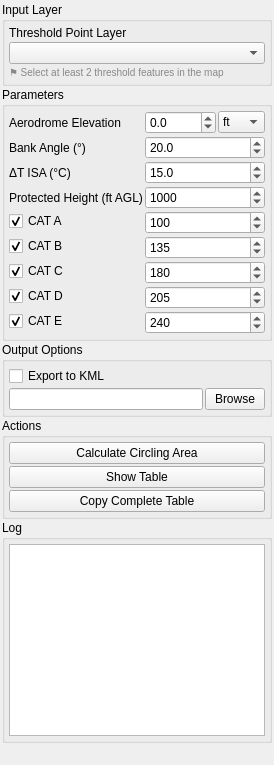
First picture: the form in Q_Pansopy/ui/utilities/qpansopy_circling_dockwidget.ui, repository FLYGHT7/qpansopy, before the edit.
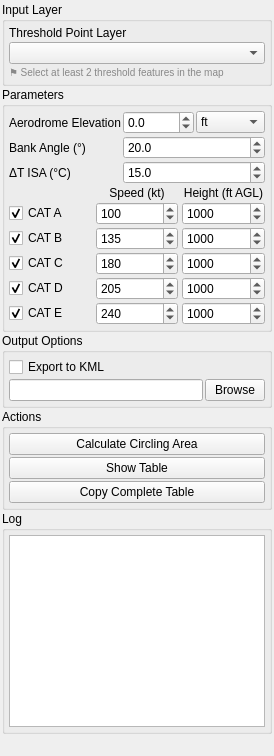
Second picture: the form after the edit. Custom widgets are drawn as their Qt base class.

Commit message:
feat: Enable independent configuration of circling protected height per aircraft category
- Introduced per-category protected height configuration in the circling dock widget.
- Updated UI to include separate height input fields for each category (A-E).
- Modified calculation logic to utilize category-specific heights in circling calculations.
- Enhanced the complete results table to reflect the new height configurations.
- Added tests to ensure correct behavior of category height handling and legacy fallback.

The edit to the form file:
```diff
--- a/Q_Pansopy/ui/utilities/qpansopy_circling_dockwidget.ui
+++ b/Q_Pansopy/ui/utilities/qpansopy_circling_dockwidget.ui
@@ -181,30 +181,35 @@
          </property>
         </widget>
        </item>
-       <item row="3" column="0">
-        <widget class="QLabel" name="protHeightLabel">
+       <item row="3" column="0" colspan="2">
+        <layout class="QGridLayout" name="categoryGridLayout">
+         <property name="horizontalSpacing">
+          <number>4</number>
+         </property>
+         <property name="verticalSpacing">
+          <number>2</number>
+         </property>
+         <item row="0" column="1">
+          <widget class="QLabel" name="iasHeaderLabel">
          <property name="text">
-          <string>Protected Height (ft AGL)</string>
-         </property>
-        </widget>
-       </item>
-       <item row="3" column="1">
-        <widget class="QDoubleSpinBox" name="protHeightSpinBox">
-         <property name="minimum">
-          <double>0.000000000000000</double>
-         </property>
-         <property name="maximum">
-          <double>5000.000000000000000</double>
-         </property>
-         <property name="decimals">
-          <number>0</number>
-         </property>
-         <property name="value">
-          <double>1000.000000000000000</double>
-         </property>
-        </widget>
-       </item>
-       <item row="4" column="0">
+            <string>Speed (kt)</string>
+           </property>
+           <property name="alignment">
+            <set>Qt::AlignCenter</set>
+           </property>
+          </widget>
+         </item>
+         <item row="0" column="2">
+          <widget class="QLabel" name="heightHeaderLabel">
+           <property name="text">
+            <string>Height (ft AGL)</string>
+           </property>
+           <property name="alignment">
+            <set>Qt::AlignCenter</set>
+           </property>
+          </widget>
+         </item>
+         <item row="1" column="0">
         <widget class="QCheckBox" name="catACheckBox">
          <property name="text">
           <string>CAT A</string>
@@ -214,7 +219,7 @@
          </property>
         </widget>
        </item>
-       <item row="4" column="1">
+         <item row="1" column="1">
         <widget class="QDoubleSpinBox" name="iasASpinBox">
          <property name="minimum">
           <double>1.000000000000000</double>
@@ -230,7 +235,23 @@
          </property>
         </widget>
        </item>
-       <item row="5" column="0">
+         <item row="1" column="2">
+          <widget class="QDoubleSpinBox" name="protHeightASpinBox">
+           <property name="minimum">
+            <double>0.000000000000000</double>
+           </property>
+           <property name="maximum">
+            <double>5000.000000000000000</double>
+           </property>
+           <property name="decimals">
+            <number>0</number>
+           </property>
+           <property name="value">
+            <double>1000.000000000000000</double>
+           </property>
+          </widget>
+         </item>
+         <item row="2" column="0">
         <widget class="QCheckBox" name="catBCheckBox">
          <property name="text">
           <string>CAT B</string>
@@ -240,7 +261,7 @@
          </property>
         </widget>
        </item>
-       <item row="5" column="1">
+         <item row="2" column="1">
         <widget class="QDoubleSpinBox" name="iasBSpinBox">
          <property name="minimum">
           <double>1.000000000000000</double>
@@ -256,7 +277,23 @@
          </property>
         </widget>
        </item>
-       <item row="6" column="0">
+         <item row="2" column="2">
+          <widget class="QDoubleSpinBox" name="protHeightBSpinBox">
+           <property name="minimum">
+            <double>0.000000000000000</double>
+           </property>
+           <property name="maximum">
+            <double>5000.000000000000000</double>
+           </property>
+           <property name="decimals">
+            <number>0</number>
+           </property>
+           <property name="value">
+            <double>1000.000000000000000</double>
+           </property>
+          </widget>
+         </item>
+         <item row="3" column="0">
         <widget class="QCheckBox" name="catCCheckBox">
          <property name="text">
           <string>CAT C</string>
@@ -266,7 +303,7 @@
          </property>
         </widget>
        </item>
-       <item row="6" column="1">
+         <item row="3" column="1">
         <widget class="QDoubleSpinBox" name="iasCSpinBox">
          <property name="minimum">
           <double>1.000000000000000</double>
@@ -282,7 +319,23 @@
          </property>
         </widget>
        </item>
-       <item row="7" column="0">
+         <item row="3" column="2">
+          <widget class="QDoubleSpinBox" name="protHeightCSpinBox">
+           <property name="minimum">
+            <double>0.000000000000000</double>
+           </property>
+           <property name="maximum">
+            <double>5000.000000000000000</double>
+           </property>
+           <property name="decimals">
+            <number>0</number>
+           </property>
+           <property name="value">
+            <double>1000.000000000000000</double>
+           </property>
+          </widget>
+         </item>
+         <item row="4" column="0">
         <widget class="QCheckBox" name="catDCheckBox">
          <property name="text">
           <string>CAT D</string>
@@ -292,7 +345,7 @@
          </property>
         </widget>
        </item>
-       <item row="7" column="1">
+         <item row="4" column="1">
         <widget class="QDoubleSpinBox" name="iasDSpinBox">
          <property name="minimum">
           <double>1.000000000000000</double>
@@ -308,7 +361,23 @@
          </property>
         </widget>
        </item>
-       <item row="8" column="0">
+         <item row="4" column="2">
+          <widget class="QDoubleSpinBox" name="protHeightDSpinBox">
+           <property name="minimum">
+            <double>0.000000000000000</double>
+           </property>
+           <property name="maximum">
+            <double>5000.000000000000000</double>
+           </property>
+           <property name="decimals">
+            <number>0</number>
+           </property>
+           <property name="value">
+            <double>1000.000000000000000</double>
+           </property>
+          </widget>
+         </item>
+         <item row="5" column="0">
         <widget class="QCheckBox" name="catECheckBox">
          <property name="text">
           <string>CAT E</string>
@@ -318,7 +387,7 @@
          </property>
         </widget>
        </item>
-       <item row="8" column="1">
+         <item row="5" column="1">
         <widget class="QDoubleSpinBox" name="iasESpinBox">
          <property name="minimum">
           <double>1.000000000000000</double>
@@ -333,6 +402,24 @@
           <double>240.000000000000000</double>
          </property>
         </widget>
+         </item>
+         <item row="5" column="2">
+          <widget class="QDoubleSpinBox" name="protHeightESpinBox">
+           <property name="minimum">
+            <double>0.000000000000000</double>
+           </property>
+           <property name="maximum">
+            <double>5000.000000000000000</double>
+           </property>
+           <property name="decimals">
+            <number>0</number>
+           </property>
+           <property name="value">
+            <double>1000.000000000000000</double>
+           </property>
+          </widget>
+         </item>
+        </layout>
        </item>
       </layout>
      </widget>
```
Lines whose indentation alone changed are shown as unchanged. The commit also changes 5 other files.
